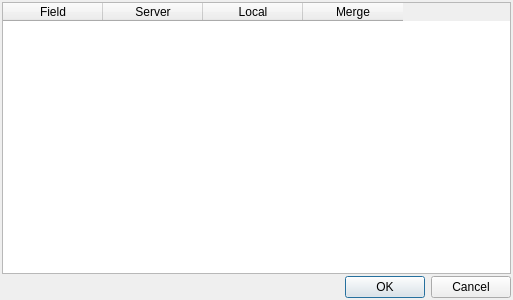
Before: the Qt Designer form b6p/dlgmerge.ui in diegowald/b6p, drawn with Qt 5.
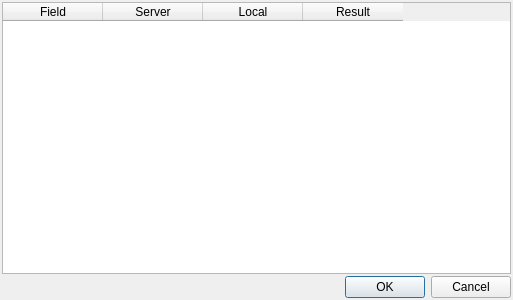
After: the same form once the commit is applied.

Patch:
```diff
--- a/b6p/dlgmerge.ui
+++ b/b6p/dlgmerge.ui
@@ -48,7 +48,7 @@
      </column>
      <column>
       <property name="text">
-       <string>Merge</string>
+       <string>Result</string>
       </property>
      </column>
     </widget>
```
Left out of the diff: 2 changed lines with no effect on the pictures.
